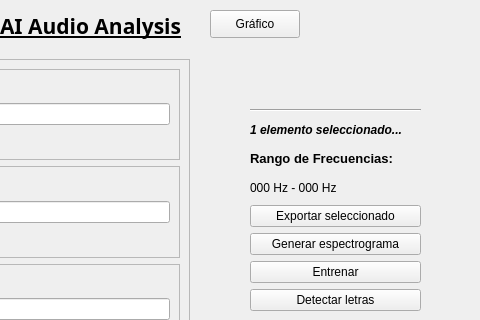
First picture: the form in main.ui, repository darkmclo/audio-ai-project, before the edit; both pictures show x 320 to 800 and y 0 to 320 of the 800 by 603 pixel window.
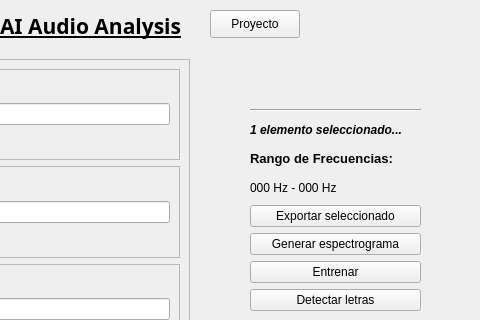
Second picture: the form after the edit.

```diff
--- a/main.ui
+++ b/main.ui
@@ -163,7 +163,7 @@
      </rect>
     </property>
     <property name="text">
-     <string>Gráfico</string>
+     <string>Proyecto</string>
     </property>
    </widget>
    <widget class="QWidget" name="verticalLayoutWidget_2">
```
Left out of the diff: 14 changed lines with no effect on the pictures.
